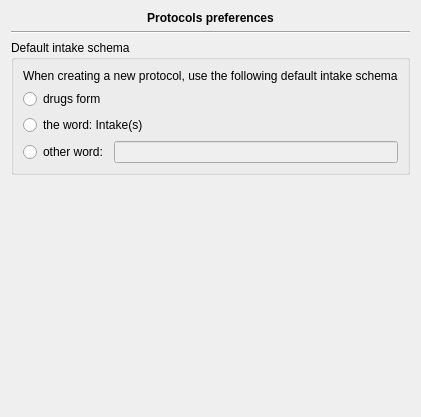
Qt form plugins/drugsplugin/drugspreferences/protocolpreferencespage.ui (FreeHealth/freehealth) before a commit.
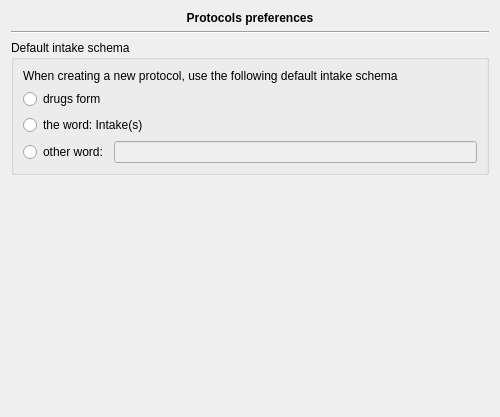
The same form after that commit.

```diff
--- a/plugins/drugsplugin/drugspreferences/protocolpreferencespage.ui
+++ b/plugins/drugsplugin/drugspreferences/protocolpreferencespage.ui
@@ -6,7 +6,7 @@
    <rect>
     <x>0</x>
     <y>0</y>
-    <width>400</width>
+    <width>500</width>
     <height>417</height>
    </rect>
   </property>
@@ -56,7 +56,7 @@
         </property>
        </widget>
       </item>
-      <item row="1" column="0">
+      <item row="1" column="0" colspan="2">
        <widget class="QRadioButton" name="drugFormRadio">
         <property name="text">
          <string>drugs form</string>
```
